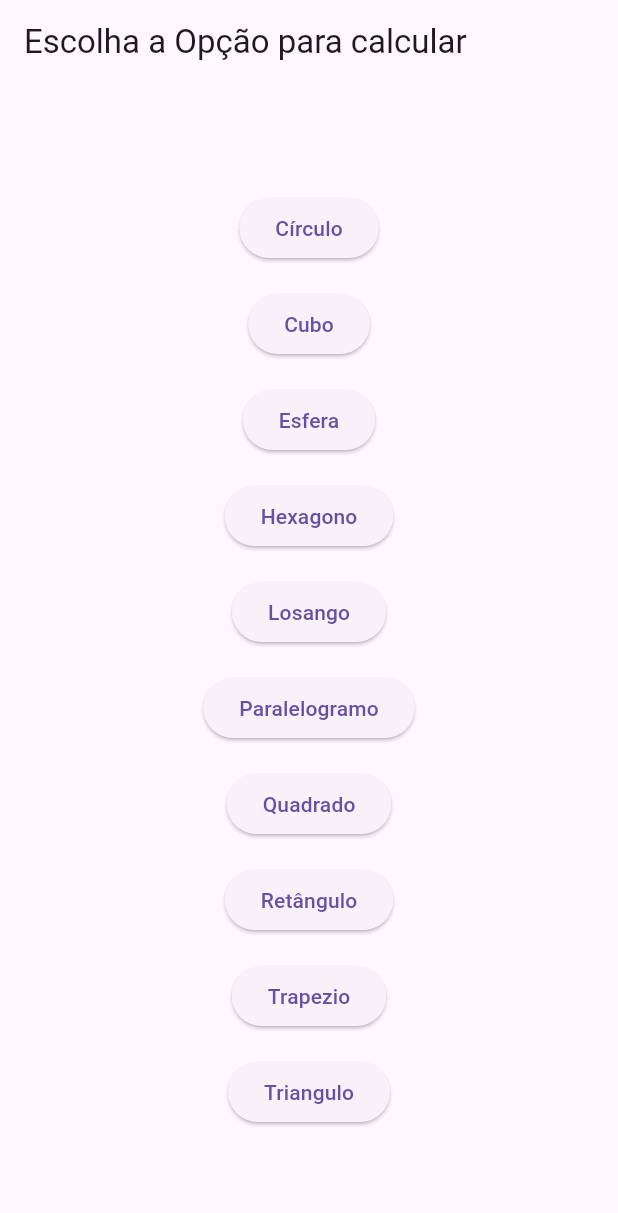
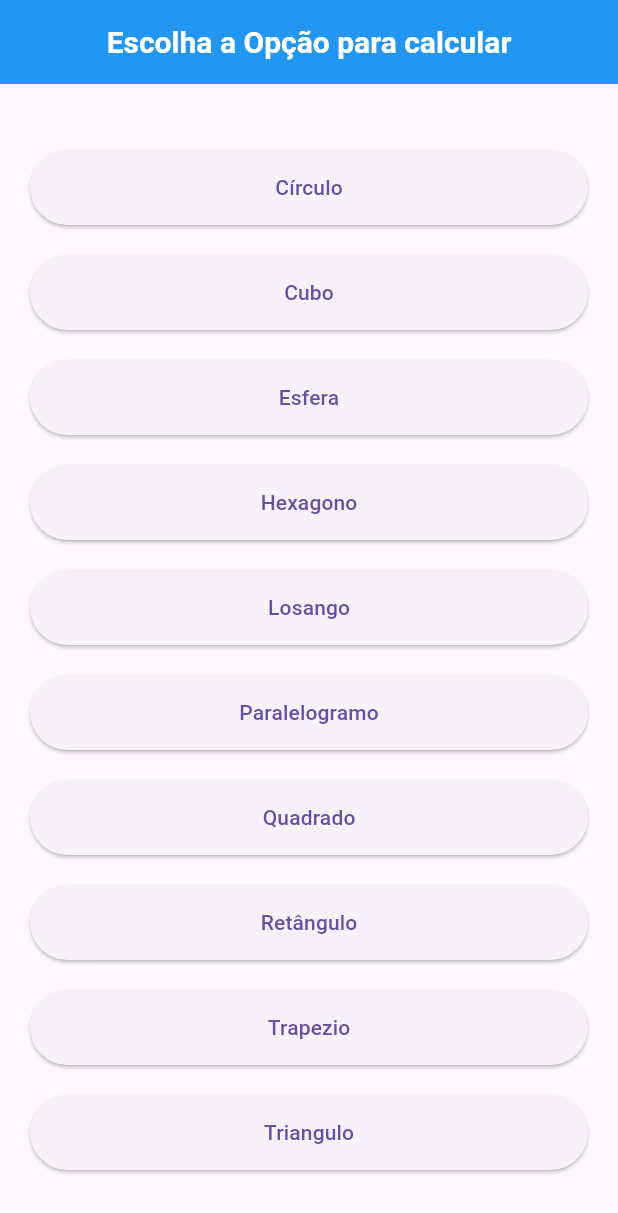
Before and after one commit to HugoFrajacomo/provaFlutterP1, a Flutter app: the MenuOpcoes screen opened directly, on a phone screen of 412 x 824 dp. Shown: the top 1213 px of the screen. Run offline on Flutter 3.47's test engine with Material 3 defaults, Android fonts, the phone set to English and light mode, and no system bars.

Commit message:
Refactor MenuOpcoes layout for improved readability and button styling

```diff
--- a/calculadora/lib/pages/menuOpcoes.dart
+++ b/calculadora/lib/pages/menuOpcoes.dart
@@ -14,8 +14,20 @@ class MenuOpcoes extends StatelessWidget {
   @override
   Widget build(BuildContext context) {
     return Scaffold(
-      appBar: AppBar(title: Text('Escolha a Opção para calcular')),
+      appBar: AppBar(
+        title: Text('Escolha a Opção para calcular'),
+        centerTitle: true,
+        backgroundColor: Colors.blue,
+        titleTextStyle: TextStyle(
+          fontSize: 20,
+          fontWeight: FontWeight.bold,
+          color: Colors.white,
+        ),
+      ),
       body: Center(
+        child: SingleChildScrollView(
+          child: Padding(
+            padding: const EdgeInsets.symmetric(horizontal: 20),
             child: Column(
               mainAxisAlignment: MainAxisAlignment.center,
               children: [
@@ -23,32 +35,47 @@ class MenuOpcoes extends StatelessWidget {
                   onPressed: () {
                     Navigator.push(
                       context,
-                  MaterialPageRoute(builder: (context) => EntradaCirculoPage()),
+                      MaterialPageRoute(
+                        builder: (context) => EntradaCirculoPage(),
+                      ),
                     );
                   },
                   child: Text('Círculo'),
+                  style: ElevatedButton.styleFrom(
+                    minimumSize: Size(double.infinity, 50),
                   ),
-            SizedBox(height: 16),
+                ),
+                SizedBox(height: 20),
                 ElevatedButton(
                   onPressed: () {
                     Navigator.push(
                       context,
-                  MaterialPageRoute(builder: (context) => EntradaCuboPage()),
+                      MaterialPageRoute(
+                        builder: (context) => EntradaCuboPage(),
+                      ),
                     );
                   },
                   child: Text('Cubo'),
+                  style: ElevatedButton.styleFrom(
+                    minimumSize: Size(double.infinity, 50),
                   ),
-            SizedBox(height: 16),
+                ),
+                SizedBox(height: 20),
                 ElevatedButton(
                   onPressed: () {
                     Navigator.push(
                       context,
-                  MaterialPageRoute(builder: (context) => EntradaEsferaPage()),
+                      MaterialPageRoute(
+                        builder: (context) => EntradaEsferaPage(),
+                      ),
                     );
                   },
                   child: Text('Esfera'),
+                  style: ElevatedButton.styleFrom(
+                    minimumSize: Size(double.infinity, 50),
                   ),
-            SizedBox(height: 16),
+                ),
+                SizedBox(height: 20),
                 ElevatedButton(
                   onPressed: () {
                     Navigator.push(
@@ -59,8 +86,11 @@ class MenuOpcoes extends StatelessWidget {
                     );
                   },
                   child: Text('Hexagono'),
+                  style: ElevatedButton.styleFrom(
+                    minimumSize: Size(double.infinity, 50),
                   ),
-            SizedBox(height: 16),
+                ),
+                SizedBox(height: 20),
                 ElevatedButton(
                   onPressed: () {
                     Navigator.push(
@@ -69,8 +99,11 @@ class MenuOpcoes extends StatelessWidget {
                     );
                   },
                   child: Text('Losango'),
+                  style: ElevatedButton.styleFrom(
+                    minimumSize: Size(double.infinity, 50),
                   ),
-            SizedBox(height: 16),
+                ),
+                SizedBox(height: 20),
                 ElevatedButton(
                   onPressed: () {
                     Navigator.push(
@@ -81,8 +114,11 @@ class MenuOpcoes extends StatelessWidget {
                     );
                   },
                   child: Text('Paralelogramo'),
+                  style: ElevatedButton.styleFrom(
+                    minimumSize: Size(double.infinity, 50),
                   ),
-            SizedBox(height: 16),
+                ),
+                SizedBox(height: 20),
                 ElevatedButton(
                   onPressed: () {
                     Navigator.push(
@@ -93,8 +129,11 @@ class MenuOpcoes extends StatelessWidget {
                     );
                   },
                   child: Text('Quadrado'),
+                  style: ElevatedButton.styleFrom(
+                    minimumSize: Size(double.infinity, 50),
                   ),
-            SizedBox(height: 16),
+                ),
+                SizedBox(height: 20),
                 ElevatedButton(
                   onPressed: () {
                     Navigator.push(
@@ -105,8 +144,11 @@ class MenuOpcoes extends StatelessWidget {
                     );
                   },
                   child: Text('Retângulo'),
+                  style: ElevatedButton.styleFrom(
+                    minimumSize: Size(double.infinity, 50),
                   ),
-            SizedBox(height: 16),
+                ),
+                SizedBox(height: 20),
                 ElevatedButton(
                   onPressed: () {
                     Navigator.push(
@@ -117,8 +159,11 @@ class MenuOpcoes extends StatelessWidget {
                     );
                   },
                   child: Text('Trapezio'),
+                  style: ElevatedButton.styleFrom(
+                    minimumSize: Size(double.infinity, 50),
                   ),
-            SizedBox(height: 16),
+                ),
+                SizedBox(height: 20),
                 ElevatedButton(
                   onPressed: () {
                     Navigator.push(
@@ -129,8 +174,13 @@ class MenuOpcoes extends StatelessWidget {
                     );
                   },
                   child: Text('Triangulo'),
+                  style: ElevatedButton.styleFrom(
+                    minimumSize: Size(double.infinity, 50),
+                  ),
                 ),
               ],
+            ),
+          ),
         ),
       ),
     );
```
Lines whose indentation alone changed are shown as unchanged.
